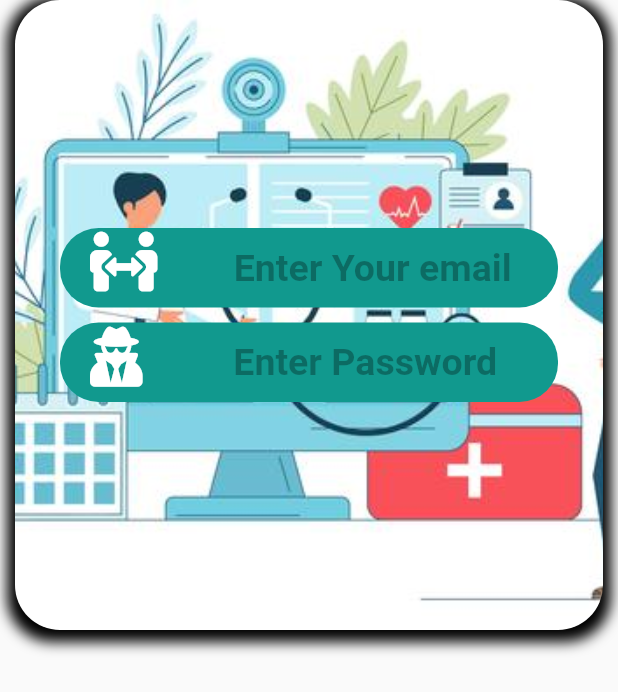
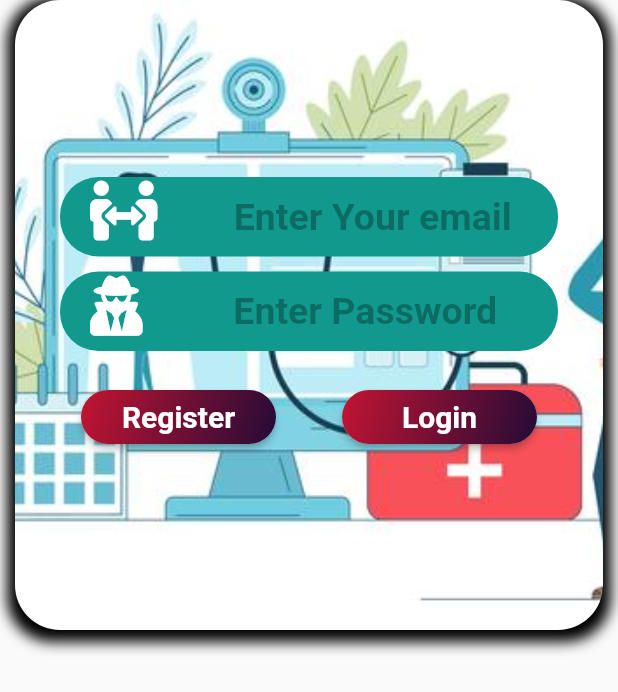
Before and after one commit to RumanBhuiyan/Virtual-Prescriber, a Flutter app: the LoginRegisterForm widget shown alone on an empty page, opened directly, on a phone screen of 412 x 824 dp. Shown: the top 692 px of the screen. Run offline on Flutter 3.47's test engine with Material 2 defaults, Android fonts, the phone set to English and light mode, and no system bars; drawn by our look-alikes of flutter_fadein; our stand-ins replace analog_clock, animated_text_kit, font_awesome_flutter, percent_indicator.

Commit message:
Designing My own login & Register Buttons

```diff
--- a/lib/login_register_form.dart
+++ b/lib/login_register_form.dart
@@ -8,6 +8,9 @@ class LoginRegisterForm extends StatefulWidget {
 }
 
 class _LoginRegisterFormState extends State<LoginRegisterForm> {
+  final emailController = TextEditingController();
+  final passwordController = TextEditingController();
+
   @override
   Widget build(BuildContext context) {
     return FadeIn(
@@ -49,6 +52,7 @@ class _LoginRegisterFormState extends State<LoginRegisterForm> {
                 right: 30,
               ),
               child: TextField(
+                controller: emailController,
                 decoration: InputDecoration(
                   prefixIcon: Padding(
                     padding: EdgeInsets.symmetric(horizontal: 20),
@@ -85,6 +89,7 @@ class _LoginRegisterFormState extends State<LoginRegisterForm> {
                 right: 30,
               ),
               child: TextField(
+                controller: passwordController,
                 decoration: InputDecoration(
                   prefixIcon: Padding(
                     padding: EdgeInsets.symmetric(horizontal: 20),
@@ -109,6 +114,82 @@ class _LoginRegisterFormState extends State<LoginRegisterForm> {
                 ),
               ),
             ),
+            SizedBox(
+              height: 20,
+            ),
+            Row(
+              mainAxisAlignment: MainAxisAlignment.spaceEvenly,
+              children: [
+                RaisedButton(
+                  onPressed: () {
+                    print(
+                        'Email : ${emailController.text} Password: ${passwordController.text}');
+                  },
+                  shape: RoundedRectangleBorder(
+                      borderRadius: BorderRadius.circular(80.0)),
+                  padding: const EdgeInsets.all(0.0),
+                  child: Ink(
+                    decoration: const BoxDecoration(
+                      gradient: LinearGradient(
+                        colors: [Color(0xffc31432), Color(0xff240b36)],
+                        begin: Alignment.topLeft,
+                        end: Alignment.bottomRight,
+                      ),
+                      borderRadius: BorderRadius.all(Radius.circular(80.0)),
+                    ),
+                    child: Container(
+                      constraints: const BoxConstraints(
+                          minWidth: 130.0,
+                          minHeight: 36.0), // min sizes for Material buttons
+                      alignment: Alignment.center,
+                      child: const Text(
+                        'Register',
+                        style: TextStyle(
+                          color: Colors.white,
+                          fontSize: 20,
+                          fontWeight: FontWeight.bold,
+                        ),
+                        textAlign: TextAlign.center,
+                      ),
+                    ),
+                  ),
+                ),
+                RaisedButton(
+                  onPressed: () {
+                    print(
+                        'Email : ${emailController.text} Password: ${passwordController.text}');
+                  },
+                  shape: RoundedRectangleBorder(
+                      borderRadius: BorderRadius.circular(80.0)),
+                  padding: const EdgeInsets.all(0.0),
+                  child: Ink(
+                    decoration: const BoxDecoration(
+                      gradient: LinearGradient(
+                        colors: [Color(0xffc31432), Color(0xff240b36)],
+                        begin: Alignment.topLeft,
+                        end: Alignment.bottomRight,
+                      ),
+                      borderRadius: BorderRadius.all(Radius.circular(80.0)),
+                    ),
+                    child: Container(
+                      constraints: const BoxConstraints(
+                          minWidth: 130.0,
+                          minHeight: 36.0), // min sizes for Material buttons
+                      alignment: Alignment.center,
+                      child: const Text(
+                        'Login',
+                        style: TextStyle(
+                          color: Colors.white,
+                          fontSize: 20,
+                          fontWeight: FontWeight.bold,
+                        ),
+                        textAlign: TextAlign.center,
+                      ),
+                    ),
+                  ),
+                )
+              ],
+            ),
           ],
         ),
       ),
```
Also changed, not shown: 1 other file.
